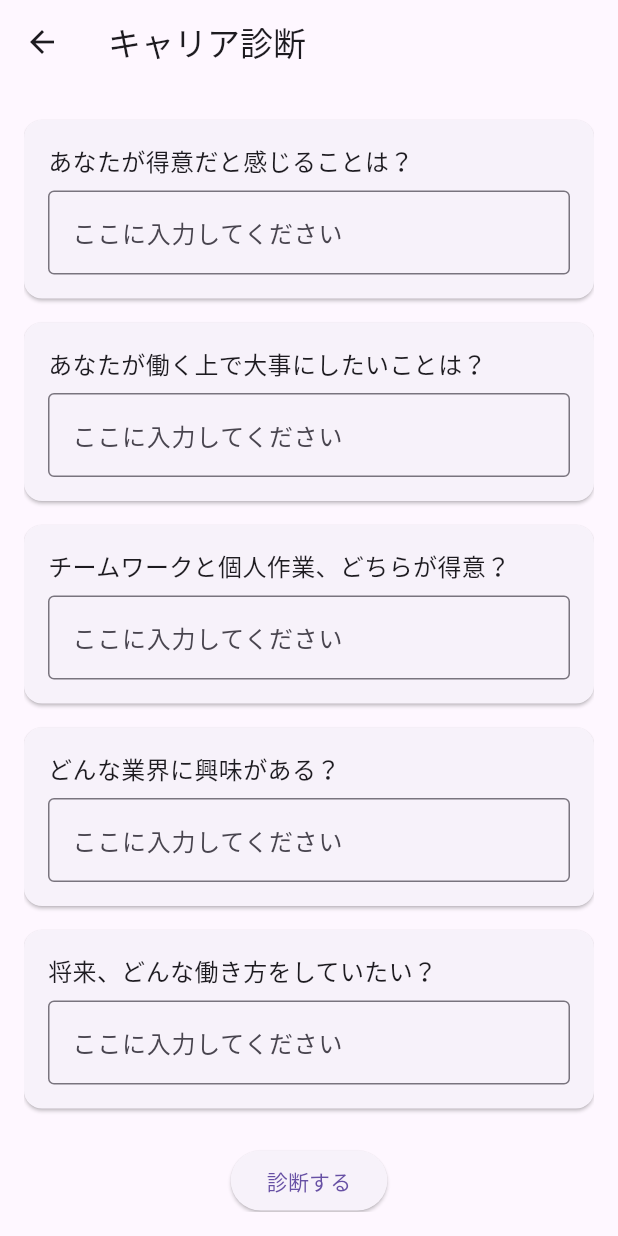
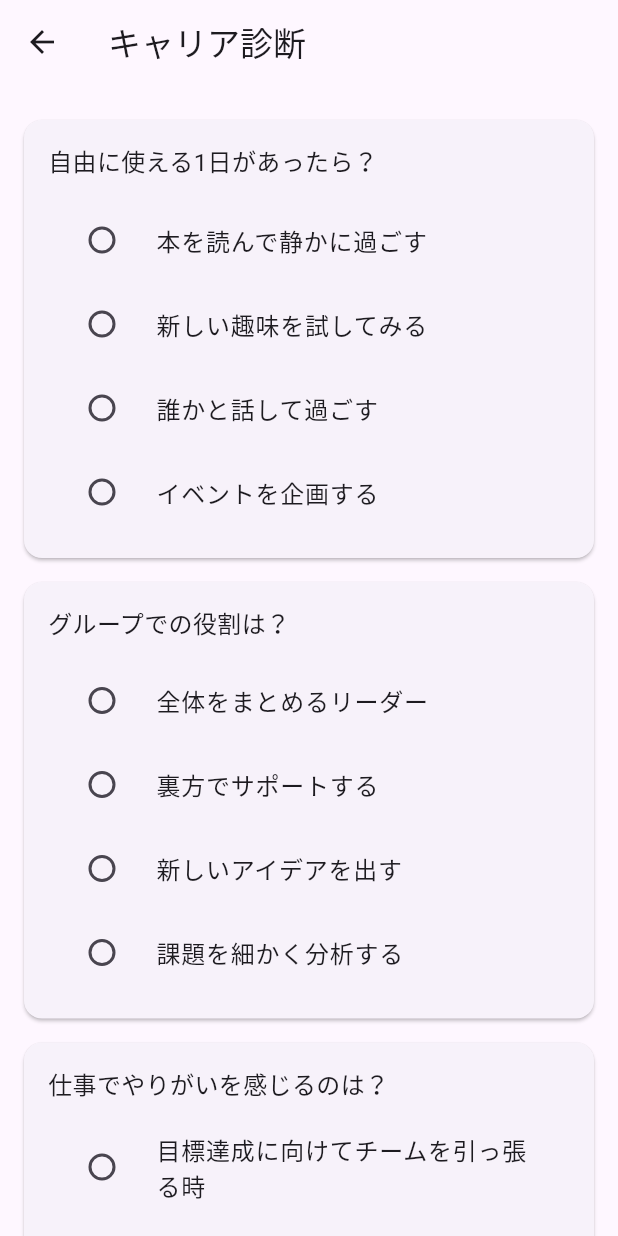
Before and after one commit to REICHIYAN/nextleap, a Flutter app: the screen it shows after launch, after a tap on "診断をスタートする", on a phone screen of 412 x 824 dp. Run offline on Flutter 3.47's test engine with Material 3 defaults, Android fonts, the phone set to English and light mode, and no system bars; our stand-ins replace cloud_firestore, firebase_core, pdf, printing; accounts and stored records are empty; generated files the repository leaves out were written again.

Commit message:
Expansion of Questions and Diagnostic Types

```diff
--- /dev/null
+++ b/assets/questions.json
@@ -0,0 +1,111 @@
+{
+    "types": {
+      "analyzer": { "label": "分析型", "score": 0 },
+      "creator": { "label": "創造型", "score": 0 },
+      "leader": { "label": "指導型", "score": 0 },
+      "helper": { "label": "支援型", "score": 0 },
+      "adventurer": { "label": "冒険型", "score": 0 }
+    },
+    "questions": [
+      {
+        "id": "q1",
+        "text": "自由に使える1日があったら？",
+        "answers": [
+          { "text": "本を読んで静かに過ごす", "tags": ["analyzer"] },
+          { "text": "新しい趣味を試してみる", "tags": ["creator", "adventurer"] },
+          { "text": "誰かと話して過ごす", "tags": ["helper"] },
+          { "text": "イベントを企画する", "tags": ["leader"] }
+        ]
+      },
+      {
+        "id": "q2",
+        "text": "グループでの役割は？",
+        "answers": [
+          { "text": "全体をまとめるリーダー", "tags": ["leader"] },
+          { "text": "裏方でサポートする", "tags": ["helper"] },
+          { "text": "新しいアイデアを出す", "tags": ["creator"] },
+          { "text": "課題を細かく分析する", "tags": ["analyzer"] }
+        ]
+      },
+      {
+        "id": "q3",
+        "text": "仕事でやりがいを感じるのは？",
+        "answers": [
+          { "text": "目標達成に向けてチームを引っ張る時", "tags": ["leader"] },
+          { "text": "誰かの役に立てたとき", "tags": ["helper"] },
+          { "text": "自分のアイデアが形になった時", "tags": ["creator"] },
+          { "text": "複雑な課題を解決したとき", "tags": ["analyzer"] }
+        ]
+      },
+      {
+        "id": "q4",
+        "text": "旅行に行くなら？",
+        "answers": [
+          { "text": "自然豊かな場所でリラックス", "tags": ["helper", "analyzer"] },
+          { "text": "世界遺産や博物館を巡る", "tags": ["analyzer"] },
+          { "text": "現地でアクティビティに挑戦", "tags": ["adventurer"] },
+          { "text": "気の合う仲間と盛り上がる旅", "tags": ["leader", "creator"] }
+        ]
+      },
+      {
+        "id": "q5",
+        "text": "将来の夢は？",
+        "answers": [
+          { "text": "自分のビジネスを持つ", "tags": ["leader", "creator"] },
+          { "text": "人の役に立つ仕事を続ける", "tags": ["helper"] },
+          { "text": "研究や専門知識で社会に貢献", "tags": ["analyzer"] },
+          { "text": "世界を旅しながら働く", "tags": ["adventurer"] }
+        ]
+      },
+      {
+        "id": "q6",
+        "text": "得意なことは？",
+        "answers": [
+          { "text": "人と話して信頼関係を築く", "tags": ["helper"] },
+          { "text": "アイデアを思いつく", "tags": ["creator"] },
+          { "text": "論理的に考える", "tags": ["analyzer"] },
+          { "text": "人前で話す・まとめる", "tags": ["leader"] }
+        ]
+      },
+      {
+        "id": "q7",
+        "text": "好きな授業・科目は？",
+        "answers": [
+          { "text": "数学・理科", "tags": ["analyzer"] },
+          { "text": "美術・音楽・デザイン", "tags": ["creator"] },
+          { "text": "体育・冒険活動", "tags": ["adventurer"] },
+          { "text": "道徳・社会・心理学", "tags": ["helper"] }
+        ]
+      },
+      {
+        "id": "q8",
+        "text": "友人にどんな人だと思われている？",
+        "answers": [
+          { "text": "冷静で知的", "tags": ["analyzer"] },
+          { "text": "ムードメーカー", "tags": ["leader", "adventurer"] },
+          { "text": "思いやりがある", "tags": ["helper"] },
+          { "text": "ユニークな発想の持ち主", "tags": ["creator"] }
+        ]
+      },
+      {
+        "id": "q9",
+        "text": "休日の過ごし方は？",
+        "answers": [
+          { "text": "図書館やカフェで勉強", "tags": ["analyzer"] },
+          { "text": "DIYや作品作り", "tags": ["creator"] },
+          { "text": "友達とおしゃべり", "tags": ["helper"] },
+          { "text": "登山やアウトドア", "tags": ["adventurer"] }
+        ]
+      },
+      {
+        "id": "q10",
+        "text": "何かに挑戦するときの気持ちは？",
+        "answers": [
+          { "text": "事前にじっくり調べる", "tags": ["analyzer"] },
+          { "text": "とりあえずやってみる", "tags": ["adventurer"] },
+          { "text": "まず周囲に相談", "tags": ["helper"] },
+          { "text": "やるなら勝ちに行く", "tags": ["leader"] }
+        ]
+      }
+    ]
+  }
--- a/lib/main.dart
+++ b/lib/main.dart
@@ -59,47 +59,61 @@ class QuestionScreen extends StatefulWidget {
 }
 
 class _QuestionScreenState extends State<QuestionScreen> {
-  final List<String> questions = [
-    'あなたが得意だと感じることは？',
-    'あなたが働く上で大事にしたいことは？',
-    'チームワークと個人作業、どちらが得意？',
-    'どんな業界に興味がある？',
-    '将来、どんな働き方をしていたい？',
-  ];
-
-  late List<TextEditingController> controllers;
+  List<dynamic> questions = [];
+  Map<String, int> scores = {};
+  List<int?> selectedAnswers = [];
 
   @override
   void initState() {
     super.initState();
-    controllers = List.generate(
-      questions.length,
-      (index) => TextEditingController(),
-    );
+    loadQuestions();
   }
 
-  @override
-  void dispose() {
-    for (var controller in controllers) {
-      controller.dispose();
+  Future<void> loadQuestions() async {
+    final jsonString = await rootBundle.loadString('assets/questions.json');
+    final data = json.decode(jsonString);
+    setState(() {
+      questions = data['questions'];
+      selectedAnswers = List.filled(questions.length, null);
+      for (var type in data['types'].keys) {
+        scores[type] = 0;
       }
-    super.dispose();
+    });
+  }
+
+  void handleAnswer(List<String> tags) {
+    for (var tag in tags) {
+      scores[tag] = (scores[tag] ?? 0) + 1;
+    }
   }
 
   Future<void> handleSubmit() async {
-    List<String> answers = controllers.map((c) => c.text.trim()).toList();
-    if (answers.any((ans) => ans.isEmpty)) {
+    if (selectedAnswers.contains(null)) {
       ScaffoldMessenger.of(context).showSnackBar(
         const SnackBar(content: Text('すべての質問に回答してください。')),
       );
       return;
     }
 
-    String prompt = '';
+    scores.updateAll((key, value) => 0);
     for (int i = 0; i < questions.length; i++) {
-      prompt += '${questions[i]}\n${answers[i]}\n\n';
+      final selectedIndex = selectedAnswers[i]!;
+      final tags = List<String>.from(questions[i]['answers'][selectedIndex]['tags']);
+      handleAnswer(tags);
     }
-    prompt += '上記の回答をもとに、ユーザーに向いているキャリアタイプを200文字以内で説明してください。';
+
+    final topType = scores.entries.reduce((a, b) => a.value >= b.value ? a : b).key;
+    final answerTexts = [
+      for (int i = 0; i < questions.length; i++)
+        questions[i]['answers'][selectedAnswers[i]!]['text']
+    ];
+
+    final prompt = '''
+以下の質問と回答に基づいて、ユーザーの適性を診断してください。
+診断タイプ: $topType
+回答内容: ${answerTexts.join(', ')}
+200文字以内で解説してください。
+''';
 
     showDialog(
       context: context,
@@ -112,7 +126,8 @@ class _QuestionScreenState extends State<QuestionScreen> {
 
       await FirebaseFirestore.instance.collection('diagnoses').add({
         'timestamp': Timestamp.now(),
-        'answers': answers,
+        'answers': List<String>.from(answerTexts),
+        'type': topType,
         'result': result,
       });
 
@@ -122,7 +137,7 @@ class _QuestionScreenState extends State<QuestionScreen> {
         MaterialPageRoute(
           builder: (context) => ResultScreen(
             result: result,
-            answers: answers,
+            answers: List<String>.from(answerTexts),
           ),
         ),
       );
@@ -162,14 +177,19 @@ class _QuestionScreenState extends State<QuestionScreen> {
 
   @override
   Widget build(BuildContext context) {
+    if (questions.isEmpty) {
+      return const Scaffold(body: Center(child: CircularProgressIndicator()));
+    }
+
     return Scaffold(
       appBar: AppBar(title: const Text('キャリア診断')),
-      body: Padding(
+      body: ListView.builder(
         padding: const EdgeInsets.all(16),
-        child: ListView.builder(
         itemCount: questions.length + 1,
         itemBuilder: (context, index) {
           if (index < questions.length) {
+            final q = questions[index];
+
             return Card(
               margin: const EdgeInsets.symmetric(vertical: 8),
               child: Padding(
@@ -177,19 +197,21 @@ class _QuestionScreenState extends State<QuestionScreen> {
                 child: Column(
                   crossAxisAlignment: CrossAxisAlignment.start,
                   children: [
-                      Text(
-                        questions[index],
-                        style: const TextStyle(fontSize: 16),
-                      ),
-                      const SizedBox(height: 8),
-                      TextField(
-                        controller: controllers[index],
-                        decoration: const InputDecoration(
-                          border: OutlineInputBorder(),
-                          hintText: 'ここに入力してください',
-                        ),
-                        maxLines: null,
-                      ),
+                    Text(q['text'], style: const TextStyle(fontSize: 16)),
+                    const SizedBox(height: 12),
+                    ...List.generate(q['answers'].length, (i) {
+                      final answer = q['answers'][i];
+                      return RadioListTile<int>(
+                        title: Text(answer['text']),
+                        value: i,
+                        groupValue: selectedAnswers[index],
+                        onChanged: (int? val) {
+                          setState(() {
+                            selectedAnswers[index] = val;
+                          });
+                        },
+                      );
+                    }),
                   ],
                 ),
               ),
@@ -206,7 +228,6 @@ class _QuestionScreenState extends State<QuestionScreen> {
             );
           }
         },
-        ),
       ),
     );
   }
@@ -246,7 +267,6 @@ void _exportPdf(BuildContext context) async {
     );
   }
 
-
   @override
   Widget build(BuildContext context) {
     return Scaffold(
--- a/pubspec.yaml
+++ b/pubspec.yaml
@@ -26,3 +26,9 @@ flutter:
 
   assets:
     - assets/fonts/NotoSansJP-VariableFont_wght.ttf
+    - assets/questions.json
+
+  fonts:
+    - family: NotoSansJP
+      fonts:
+        - asset: assets/fonts/NotoSansJP-VariableFont_wght.ttf
```
Lines whose indentation alone changed are shown as unchanged.
